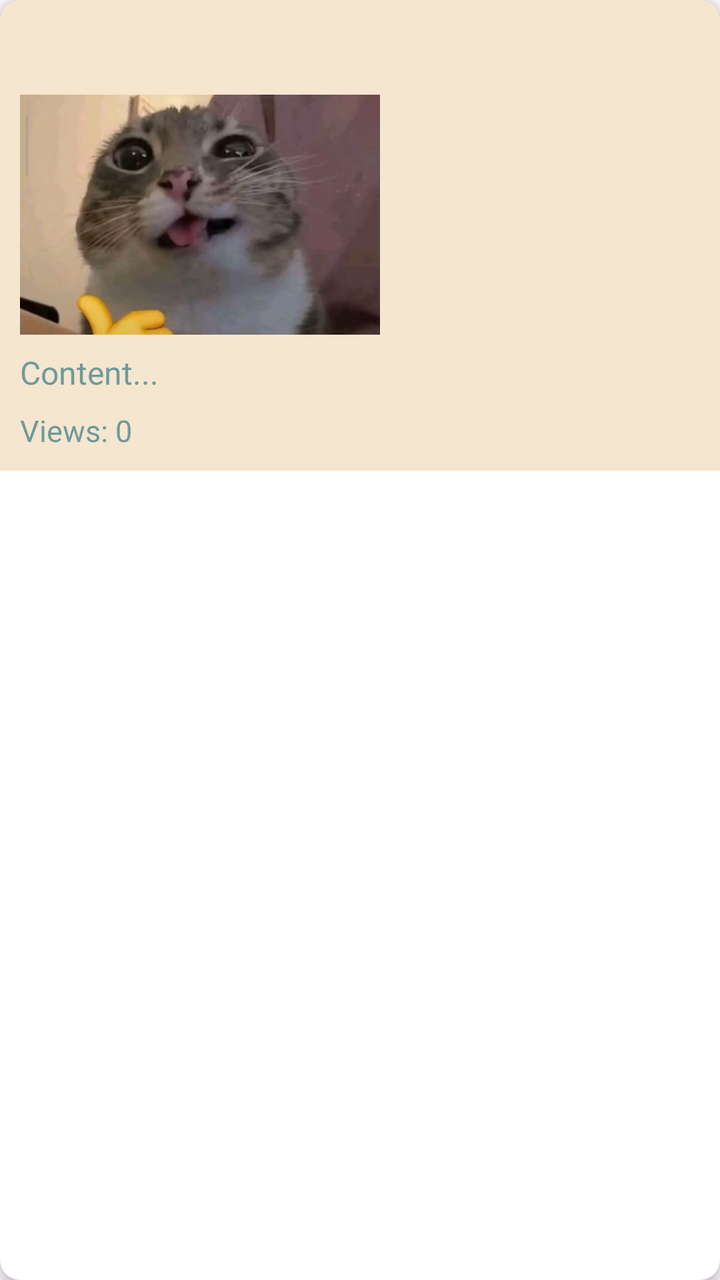
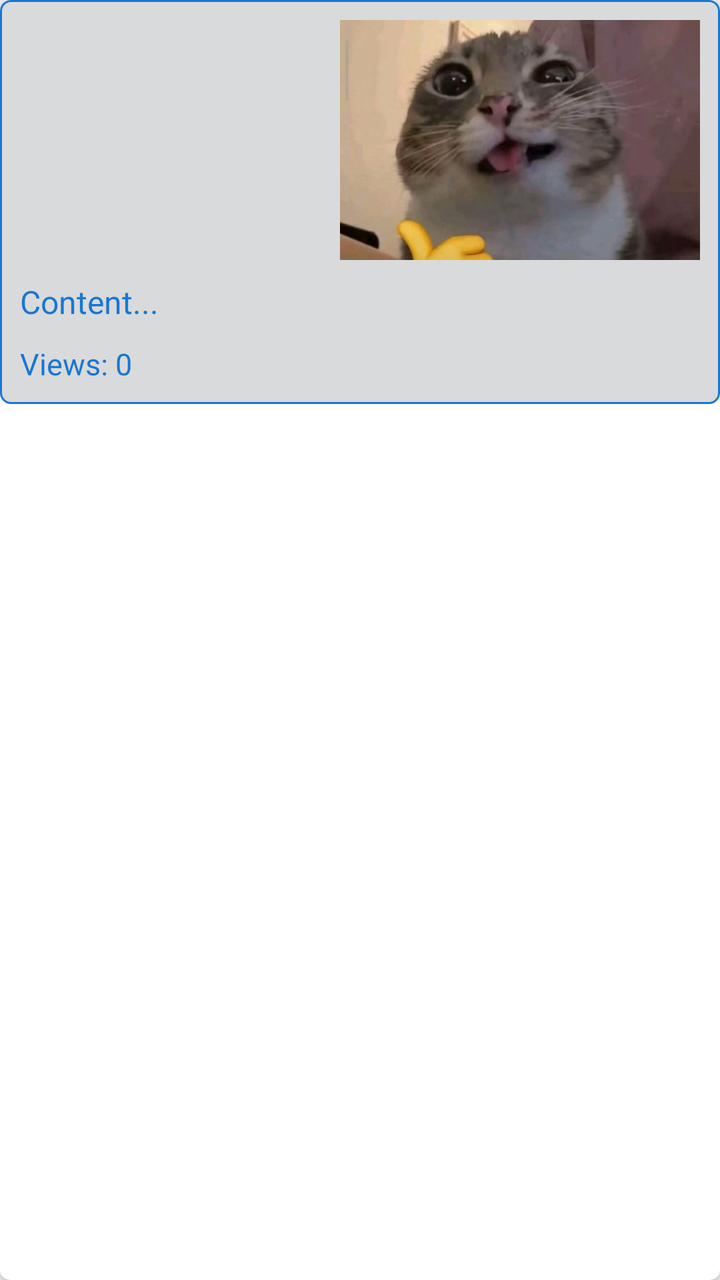

Compare the two renders of this Android layout. The source of the first and the diff that turns it into the second are given below.
<!-- AndroidManifest.xml: application theme Theme.MyApplication -->
<!-- res/layout/item_article.xml -->
<?xml version="1.0" encoding="utf-8"?>
<androidx.cardview.widget.CardView xmlns:android="http://schemas.android.com/apk/res/android"
    android:layout_width="match_parent"
    android:layout_height="wrap_content"
    xmlns:app="http://schemas.android.com/apk/res-auto"
    android:layout_margin="5dp"
    app:cardCornerRadius="10dp"
    app:cardElevation="4dp">
    <LinearLayout
        android:layout_width="match_parent"
        android:layout_height="wrap_content"
        android:orientation="vertical"
        android:padding="10dp"
        android:background="@color/cream">
        <TextView
            android:layout_width="match_parent"
            android:layout_height="wrap_content"
            android:id="@+id/txtTitle"
            android:textStyle="bold"
            android:textColor="@color/blue"
            android:textSize="22sp"/>
        <ImageView
            android:layout_width="180dp"
            android:layout_height="120dp"
            android:id="@+id/imgCover"
            android:layout_marginTop="8dp"
            android:scaleType="centerCrop"
            android:src="@drawable/cover1"/>

        <TextView
            android:id="@+id/txtContent"
            android:layout_width="wrap_content"
            android:layout_height="wrap_content"
            android:layout_marginTop="8dp"
            android:ellipsize="end"
            android:maxLines="2"
            android:text="Content..."
            android:textColor="@color/blue"
            android:textSize="16sp" />

        <TextView
            android:id="@+id/txtView"
            android:layout_width="match_parent"
            android:layout_height="wrap_content"
            android:layout_marginTop="8dp"
            android:text="Views: 0"
            android:textSize="15sp"
            android:textColor="@color/blue"/>
    </LinearLayout>
</androidx.cardview.widget.CardView>
<!-- resources referenced by this layout -->
<resources>
  <color name="blue">#6f9a9a</color>
  <color name="cream">#f4e6cf</color>
  <!-- drawable cover1: png bitmap (drawable, 603122 bytes) -->
  <style name="Theme.MyApplication" parent="Base.Theme.MyApplication" />
  <style name="Base.Theme.MyApplication" parent="Theme.Material3.DayNight.NoActionBar">
          
          
      </style>
</resources>

<!-- the commit's change to res/layout/item_article.xml (unified diff, before → after) -->
@@ -1,50 +1,67 @@
 <?xml version="1.0" encoding="utf-8"?>
 <androidx.cardview.widget.CardView xmlns:android="http://schemas.android.com/apk/res/android"
+    xmlns:tools="http://schemas.android.com/tools"
     android:layout_width="match_parent"
     android:layout_height="wrap_content"
     xmlns:app="http://schemas.android.com/apk/res-auto"
-    android:layout_margin="5dp"
-    app:cardCornerRadius="10dp"
+    android:layout_margin="10dp"
+    app:cardCornerRadius="5dp"
     app:cardElevation="4dp">
-    <LinearLayout
+    <androidx.constraintlayout.widget.ConstraintLayout
         android:layout_width="match_parent"
         android:layout_height="wrap_content"
         android:orientation="vertical"
         android:padding="10dp"
-        android:background="@color/cream">
+        android:background="@drawable/selector">
+
         <TextView
-            android:layout_width="match_parent"
-            android:layout_height="wrap_content"
             android:id="@+id/txtTitle"
+            android:layout_width="190dp"
+            android:layout_height="0dp"
+            android:layout_marginTop="4dp"
+            android:textColor="@color/blue_700"
+            android:textSize="22sp"
             android:textStyle="bold"
-            android:textColor="@color/blue"
-            android:textSize="22sp"/>
+            app:layout_constraintStart_toStartOf="parent"
+            app:layout_constraintTop_toTopOf="parent" />
+
         <ImageView
+            android:id="@+id/imgCover"
             android:layout_width="180dp"
             android:layout_height="120dp"
-            android:id="@+id/imgCover"
-            android:layout_marginTop="8dp"
             android:scaleType="centerCrop"
-            android:src="@drawable/cover1"/>
+            android:src="@drawable/cover1"
+            app:layout_constraintEnd_toEndOf="parent"
+            app:layout_constraintHorizontal_bias="1.0"
+            app:layout_constraintStart_toEndOf="@+id/txtTitle"
+            app:layout_constraintTop_toTopOf="parent" />
 
         <TextView
             android:id="@+id/txtContent"
-            android:layout_width="wrap_content"
+            android:layout_width="match_parent"
             android:layout_height="wrap_content"
-            android:layout_marginTop="8dp"
             android:ellipsize="end"
             android:maxLines="2"
             android:text="Content..."
-            android:textColor="@color/blue"
-            android:textSize="16sp" />
+            android:textColor="@color/blue_700"
+            android:textSize="16sp"
+            android:layout_marginTop="10dp"
+            app:layout_constraintEnd_toEndOf="parent"
+            app:layout_constraintHorizontal_bias="0.0"
+            app:layout_constraintStart_toStartOf="parent"
+            app:layout_constraintTop_toBottomOf="@+id/imgCover" />
 
         <TextView
             android:id="@+id/txtView"
             android:layout_width="match_parent"
             android:layout_height="wrap_content"
-            android:layout_marginTop="8dp"
             android:text="Views: 0"
+            android:textColor="@color/blue_700"
+            android:layout_marginTop="10dp"
             android:textSize="15sp"
-            android:textColor="@color/blue"/>
-    </LinearLayout>
+            app:layout_constraintBottom_toBottomOf="parent"
+            app:layout_constraintEnd_toEndOf="parent"
+            app:layout_constraintStart_toStartOf="parent"
+            app:layout_constraintTop_toBottomOf="@+id/txtContent" />
+    </androidx.constraintlayout.widget.ConstraintLayout>
 </androidx.cardview.widget.CardView>
<!-- resource entries referenced after the edit -->
@@ -1,9 +1,18 @@
 <!-- resources referenced by this layout -->
 <resources>
-  <color name="blue">#6f9a9a</color>
-  <color name="cream">#f4e6cf</color>
+  <color name="blue_700">#1976D2</color>
   <!-- drawable cover1: png bitmap (drawable, 603122 bytes) -->
+  <!-- drawable selector (drawable) -->
+  <?xml version="1.0" encoding="utf-8"?>
+  <shape xmlns:android="http://schemas.android.com/apk/res/android">
+      <solid android:color="@color/silver"/>
+      <stroke android:width="1dp" android:color="@color/blue_700" />
+      <corners android:radius="5dp"/>
+      <padding android:left="0dp" android:top="0dp"
+          android:right="0dp" android:bottom="0dp" />
+  </shape>
   <style name="Theme.MyApplication" parent="Base.Theme.MyApplication" />
+  <color name="silver">#D9DADB</color>
   <style name="Base.Theme.MyApplication" parent="Theme.Material3.DayNight.NoActionBar">
           
           
